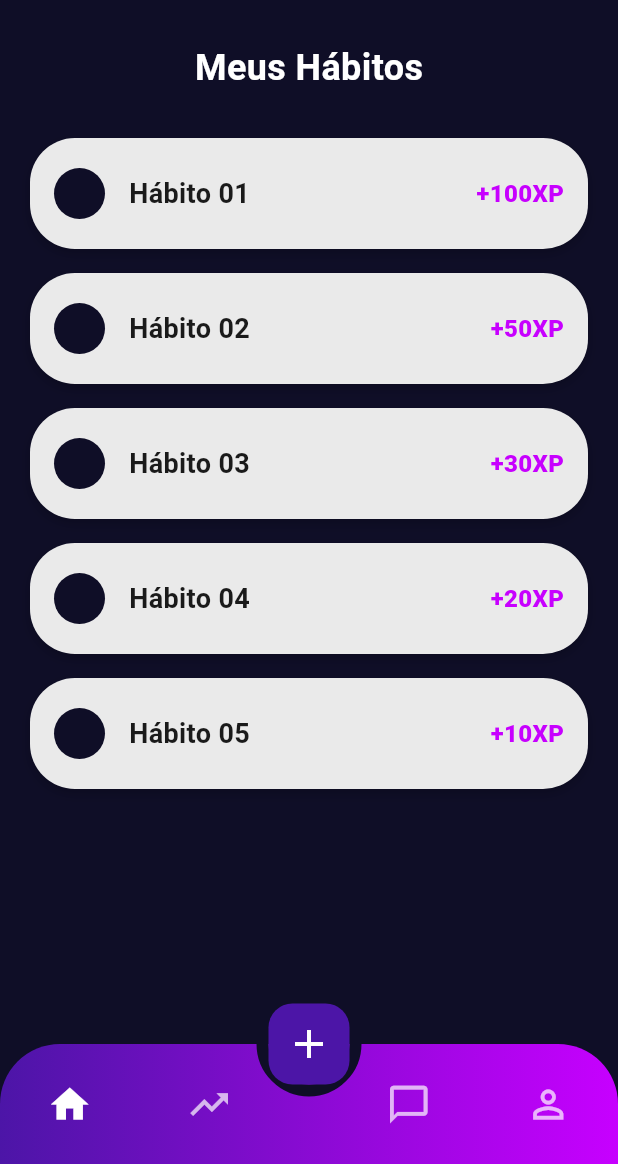
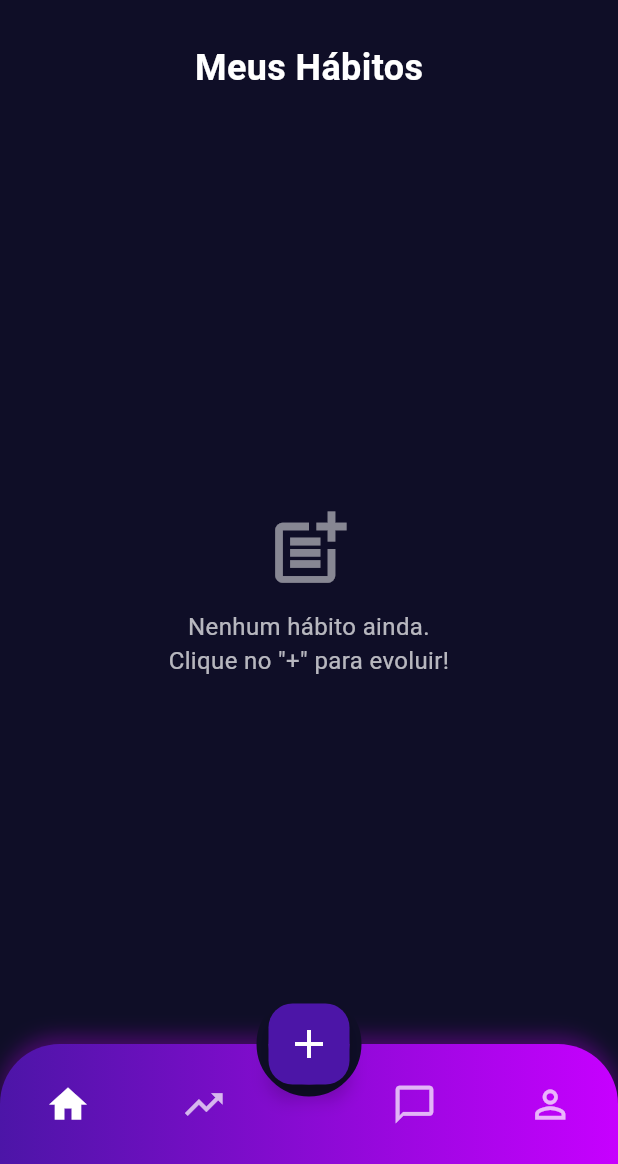
Before and after one commit to Ohlipeh/Evolution, a Flutter app: the HomePage screen opened by its route, on a phone screen of 412 x 824 dp, the part 72-1236 px from its top. Run offline on Flutter 3.47's test engine with Material 3 defaults, Android fonts, the phone set to English and light mode, and no system bars; our stand-ins replace fl_chart, google_generative_ai, hive_flutter; accounts and stored records are empty.

Commit message:
atualizado add hábito.

```diff
--- a/lib/screens/home_page.dart
+++ b/lib/screens/home_page.dart
@@ -1,10 +1,12 @@
 import 'package:flutter/material.dart';
-import 'package:evolution/screens/progresso_page.dart';
-import 'package:evolution/screens/motivation_page.dart'; // Importação necessária
 import '../widgets/app_drawer.dart';
 import '../widgets/bottom_navbar.dart';
 import '../widgets/habit_card.dart';
 import '../theme/app_colors.dart';
+import 'package:evolution/services/hive_service.dart';
+import 'package:evolution/model/habit_model.dart';
+
+import 'add_habito.dart';
 
 class HomePage extends StatefulWidget {
   const HomePage({super.key});
@@ -14,39 +16,72 @@ class HomePage extends StatefulWidget {
 }
 
 class _HomePageState extends State<HomePage> {
-  final List<Map<String, dynamic>> _dummyHabits = [
-    {'name': 'Hábito 01', 'xp': 100, 'done': false},
-    {'name': 'Hábito 02', 'xp': 50, 'done': false},
-    {'name': 'Hábito 03', 'xp': 30, 'done': false},
-    {'name': 'Hábito 04', 'xp': 20, 'done': false},
-    {'name': 'Hábito 05', 'xp': 10, 'done': false},
-  ];
+  final HiveService _hiveService = HiveService();
+  List<HabitModel> _habits = [];
+  bool _isLoading = true;
 
-  void _toggleHabit(int index) {
+  @override
+  void initState() {
+    super.initState();
+    _loadHabits();
+  }
+
+  /// Carrega a lista de hábitos do banco de dados local
+  void _loadHabits() {
     setState(() {
-      _dummyHabits[index]['done'] = !_dummyHabits[index]['done'];
+      _habits = _hiveService.getAllHabits();
+      // Inverte a lista para os novos aparecerem no topo (opcional)
+      _habits = _habits.reversed.toList();
+      _isLoading = false;
     });
   }
 
-  // Função para navegar para Adicionar Hábito (Botão +)
-  void _navigateToAddHabit() {
-    // Aqui você navegaria para a rota que irá criar: '/add_habit'
-    // Navigator.pushNamed(context, '/add_habit');
-    print('Abrir tela de Adicionar Hábito');
+  /// Marca ou desmarca um hábito
+  void _toggleHabit(HabitModel habit) async {
+    final today = DateTime.now().toString().substring(0, 10); // Data YYYY-MM-DD
+
+    setState(() {
+      if (habit.completionHistory.contains(today)) {
+        habit.completionHistory.remove(today);
+      } else {
+        habit.completionHistory.add(today);
+      }
+    });
+
+    // Salva no Hive
+    await _hiveService.updateHabit(habit);
+    // Recarrega para garantir consistência
+    _loadHabits();
   }
 
+  /// Navega para a tela de adicionar hábito (Modal)
+  void _navigateToAddHabit() async {
+    final result = await Navigator.of(context).push(
+      MaterialPageRoute(
+        builder: (context) => const AddHabitPage(),
+        fullscreenDialog: true, // Abre como um modal de tela cheia
+      ),
+    );
+
+    // Se a tela retornar 'true', significa que salvou algo novo, então recarrega
+    if (result == true) {
+      _loadHabits();
+    }
+  }
 
   @override
   Widget build(BuildContext context) {
     return Scaffold(
       backgroundColor: AppColors.primaryDark,
 
+      // Menu Lateral
       drawer: const AppDrawer(
         primaryDark: AppColors.primaryDark,
         secondaryPurple: AppColors.secondaryPurple,
         secondaryPink: AppColors.secondaryPink,
       ),
 
+      // Topo
       appBar: AppBar(
         backgroundColor: AppColors.primaryDark,
         elevation: 0,
@@ -68,6 +103,7 @@ class _HomePageState extends State<HomePage> {
         ],
       ),
 
+      // Lista de Hábitos
       body: Column(
         children: [
           const SizedBox(height: 20),
@@ -84,17 +120,36 @@ class _HomePageState extends State<HomePage> {
           const SizedBox(height: 30),
 
           Expanded(
-            child: ListView.builder(
-              padding: const EdgeInsets.symmetric(horizontal: 20),
-              itemCount: _dummyHabits.length,
+            child: _isLoading
+                ? const Center(child: CircularProgressIndicator(color: AppColors.secondaryPink))
+                : _habits.isEmpty
+                ? Center(
+              child: Column(
+                mainAxisAlignment: MainAxisAlignment.center,
+                children: [
+                  Icon(Icons.post_add, size: 60, color: AppColors.textSecondary.withOpacity(0.5)),
+                  const SizedBox(height: 10),
+                  Text(
+                    'Nenhum hábito ainda.\nClique no "+" para evoluir!',
+                    textAlign: TextAlign.center,
+                    style: TextStyle(color: AppColors.textSecondary, fontSize: 16),
+                  ),
+                ],
+              ),
+            )
+                : ListView.builder(
+              padding: const EdgeInsets.only(left: 20, right: 20, bottom: 100), // Espaço extra embaixo
+              itemCount: _habits.length,
               itemBuilder: (context, index) {
-                final habit = _dummyHabits[index];
+                final habit = _habits[index];
+                final today = DateTime.now().toString().substring(0, 10);
+                final isDone = habit.completionHistory.contains(today);
 
                 return HabitCard(
-                  name: habit['name'],
-                  xp: habit['xp'],
-                  done: habit['done'],
-                  onToggle: () => _toggleHabit(index),
+                  name: habit.name,
+                  xp: habit.xpValue,
+                  done: isDone,
+                  onToggle: () => _toggleHabit(habit),
                 );
               },
             ),
@@ -102,28 +157,28 @@ class _HomePageState extends State<HomePage> {
         ],
       ),
 
+      // Botão Flutuante Central (+)
       floatingActionButtonLocation: FloatingActionButtonLocation.centerDocked,
       floatingActionButton: Container(
         width: 70,
         height: 70,
         decoration: BoxDecoration(
           shape: BoxShape.circle,
-          border: Border.all(color: AppColors.primaryDark, width: 8),
+          border: Border.all(color: AppColors.primaryDark, width: 8), // Borda grossa para separar da barra
         ),
         child: FloatingActionButton(
           backgroundColor: AppColors.secondaryPurple,
-          elevation: 0,
-          onPressed: _navigateToAddHabit, // Conecta a função ao botão +
+          elevation: 5,
+          onPressed: _navigateToAddHabit, // Conecta ao modal de adicionar
           child: const Icon(Icons.add, size: 32, color: Colors.white),
         ),
       ),
 
-      // 🔥 CORREÇÃO: Passando o callback do botão + para o BottomNavBar
-      bottomNavigationBar: BottomNavBar(
+      // Barra de Navegação
+      bottomNavigationBar: const BottomNavBar(
         secondaryPurple: AppColors.secondaryPurple,
         secondaryPink: AppColors.secondaryPink,
         primaryDark: AppColors.primaryDark,
-        onAddPressed: _navigateToAddHabit, // Conecta o FAB
       ),
     );
   }
--- a/lib/widgets/bottom_navbar.dart
+++ b/lib/widgets/bottom_navbar.dart
@@ -5,45 +5,41 @@ class BottomNavBar extends StatelessWidget {
   final Color secondaryPink;
   final Color primaryDark;
 
-  // Novo Callback para o botão central FAB (Adicionar Hábito)
-  final VoidCallback onAddPressed;
-
   const BottomNavBar({
     super.key,
     required this.secondaryPurple,
     required this.secondaryPink,
     required this.primaryDark,
-    // Adicionado o callback obrigatório
-    required this.onAddPressed,
   });
 
-  /// Função utilitária para navegação de abas (limpa a pilha)
+  /// Função de navegação que substitui a tela atual para não empilhar infinitamente
   void _navigate(BuildContext context, String route) {
-    // Se a rota atual não for a desejada, navega
+    // Verifica se já não estamos na tela que queremos ir
     if (ModalRoute.of(context)?.settings.name != route) {
-      // Usamos pushReplacementNamed para substituir a tela e limpar a pilha
       Navigator.pushReplacementNamed(context, route);
     }
   }
 
-  /// Constrói um item clicável da barra de navegação
+  /// Constrói cada ícone da barra
   Widget _buildNavItem({
     required BuildContext context,
     required IconData icon,
     required String route,
-    required bool isSelected,
   }) {
+    // Verifica se esta é a rota ativa para destacar o ícone em branco
+    final bool isSelected = ModalRoute.of(context)?.settings.name == route;
+
     return Expanded(
       child: Material(
         color: Colors.transparent,
         child: InkWell(
           onTap: () => _navigate(context, route),
+          borderRadius: BorderRadius.circular(40), // Feedback de toque redondo
           child: Padding(
-            padding: const EdgeInsets.symmetric(vertical: 8.0),
+            padding: const EdgeInsets.symmetric(vertical: 15.0), // Aumenta a área de toque
             child: Icon(
               icon,
               size: 30,
-              // Ícone da página atual é branco, outros são cinza/inativos
               color: isSelected ? Colors.white : Colors.white70,
             ),
           ),
@@ -54,9 +50,6 @@ class BottomNavBar extends StatelessWidget {
 
   @override
   Widget build(BuildContext context) {
-    // O nome da rota atual é necessário para saber qual ícone destacar
-    final currentRoute = ModalRoute.of(context)?.settings.name ?? '/home';
-
     return Container(
       height: 80,
       decoration: BoxDecoration(
@@ -69,44 +62,31 @@ class BottomNavBar extends StatelessWidget {
           topLeft: Radius.circular(40),
           topRight: Radius.circular(40),
         ),
+        boxShadow: [
+          BoxShadow(
+            color: secondaryPink.withOpacity(0.3),
+            blurRadius: 10,
+            offset: const Offset(0, -5),
+          ),
+        ],
       ),
       child: Row(
         mainAxisAlignment: MainAxisAlignment.spaceAround,
         children: [
-          // HOME
-          _buildNavItem(
-            context: context,
-            icon: Icons.home,
-            route: '/home',
-            isSelected: currentRoute == '/home',
-          ),
+          // Botão HOME
+          _buildNavItem(context: context, icon: Icons.home, route: '/home'),
 
-          // PROGRESSO
-          _buildNavItem(
-            context: context,
-            icon: Icons.trending_up,
-            route: '/progresso',
-            isSelected: currentRoute == '/progresso',
-          ),
+          // Botão PROGRESSO (Gráfico)
+          _buildNavItem(context: context, icon: Icons.trending_up, route: '/progresso'),
 
-          // Espaço para o FAB (Floating Action Button)
-          SizedBox(width: 40),
+          // Espaço vazio no meio para o botão flutuante (+)
+          const SizedBox(width: 50),
 
-          // MOTIVAÇÃO (Chat)
-          _buildNavItem(
-            context: context,
-            icon: Icons.chat_bubble_outline,
-            route: '/motivation', // Assumindo que você usará /motivation para a tela de frase IA
-            isSelected: currentRoute == '/motivation',
-          ),
+          // Botão MOTIVAÇÃO (Chat/Frase)
+          _buildNavItem(context: context, icon: Icons.chat_bubble_outline, route: '/motivation'),
 
-          // PERFIL
-          _buildNavItem(
-            context: context,
-            icon: Icons.person_outline,
-            route: '/perfil',
-            isSelected: currentRoute == '/perfil',
-          ),
+          // Botão PERFIL
+          _buildNavItem(context: context, icon: Icons.person_outline, route: '/perfil'),
         ],
       ),
     );
```
Also changed, not shown: lib/screens/add_habito.dart (added, +235 -0 lines), lib/screens/perfil_page.dart (+11 -8 lines).
